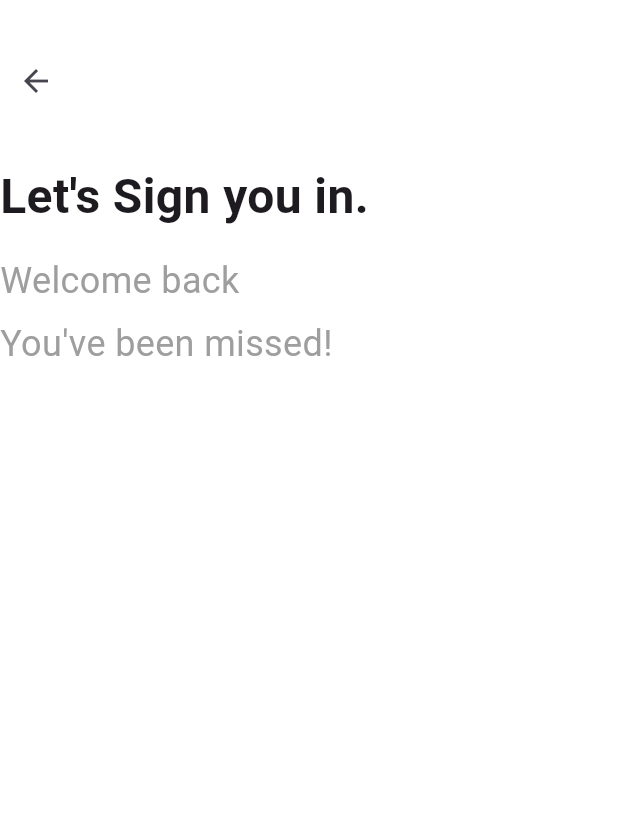
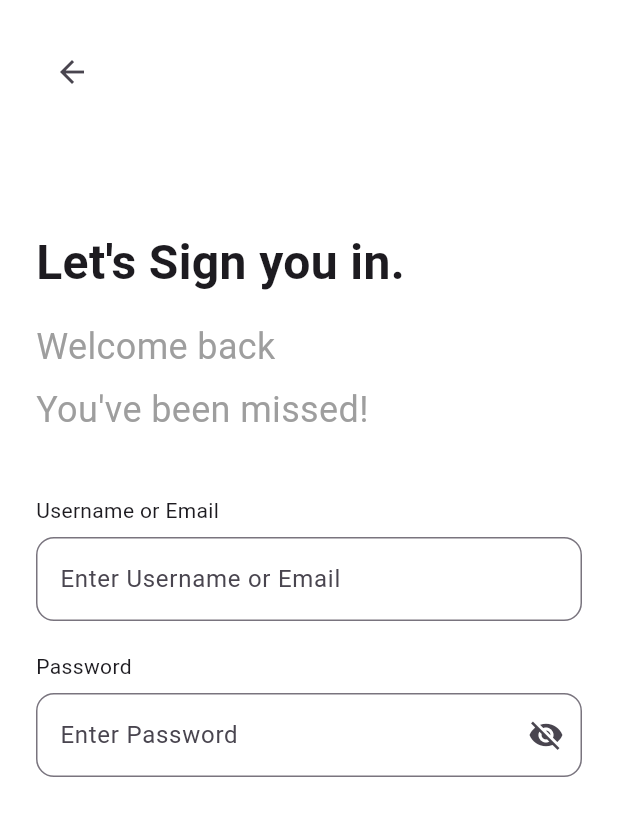
Before and after one commit to Arafal21/moja_apka, a Flutter app: the screen it shows after launch, after a tap on "Login", on a phone screen of 412 x 824 dp. Shown: the top 816 px of the screen. Run offline on Flutter 3.47's test engine with Material 3 defaults, Android fonts, the phone set to English and light mode, and no system bars.

Commit message:
add inputs for form - email and password with eye

```diff
--- a/lib/main.dart
+++ b/lib/main.dart
@@ -111,20 +111,17 @@ class LoginScreen extends StatelessWidget {
   Widget build(BuildContext context) {
     return Scaffold(
       backgroundColor: Colors.white,
-      body: Column(
+      body: SafeArea(
+        child: Padding(
+          padding: const EdgeInsets.all(24.0),
+          child: Column(
             crossAxisAlignment: CrossAxisAlignment.start,
             children: [
-          SizedBox(height: 30),
-
               IconButton(
-            onPressed: () {
-              Navigator.pop(context);
-            },
+                onPressed: () => Navigator.pop(context),
                 icon: Icon(Icons.arrow_back),
               ),
-
-          SizedBox(height: 30),
-
+              SizedBox(height: 80),
               Text(
                 "Let's Sign you in.",
                 style: TextStyle(fontSize: 32, fontWeight: FontWeight.bold),
@@ -139,7 +136,33 @@ class LoginScreen extends StatelessWidget {
                 "You've been missed!",
                 style: TextStyle(fontSize: 24, color: Colors.grey),
               ),
+              SizedBox(height: 40),
+              Text('Username or Email'),
+              SizedBox(height: 8),
+              TextField(
+                decoration: InputDecoration(
+                  hintText: 'Enter Username or Email',
+                  border: OutlineInputBorder(
+                    borderRadius: BorderRadius.circular(12),
+                  ),
+                ),
+              ),
+              SizedBox(height: 20),
+              Text('Password'),
+              SizedBox(height: 8),
+              TextField(
+                obscureText: true,
+                decoration: InputDecoration(
+                  hintText: 'Enter Password',
+                  border: OutlineInputBorder(
+                    borderRadius: BorderRadius.circular(12),
+                  ),
+                  suffixIcon: Icon(Icons.visibility_off),
+                ),
+              ),
             ],
+          ),
+        ),
       ),
     );
   }
```
Lines whose indentation alone changed are shown as unchanged.
